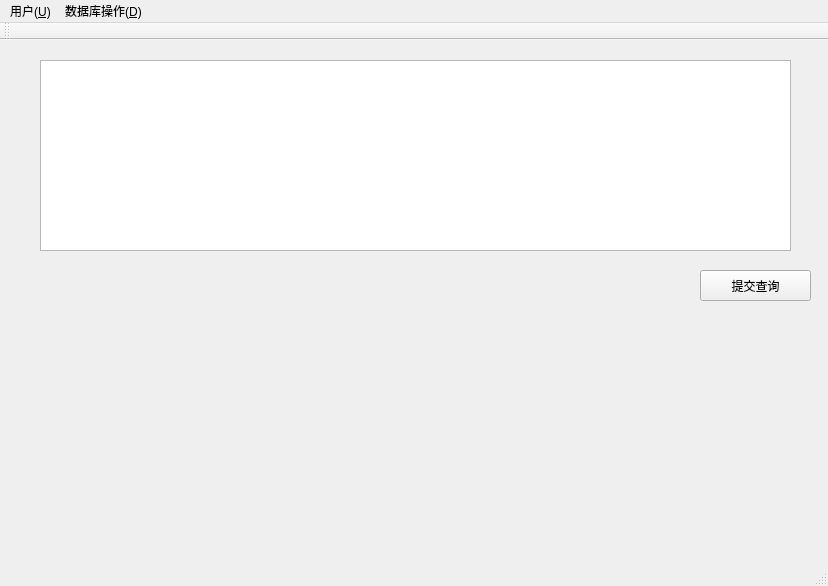
This is DBMS/mainwindow.ui in Rainysponge/DBMS as Qt 5 draws it before an edit. The edited form follows.
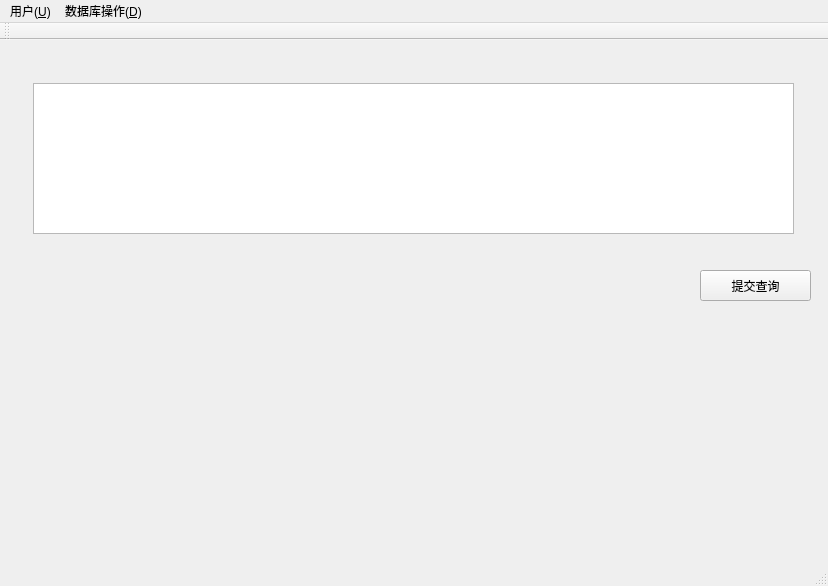
This is the edited form.

```diff
--- a/DBMS/mainwindow.ui
+++ b/DBMS/mainwindow.ui
@@ -14,16 +14,6 @@
    <string>MainWindow</string>
   </property>
   <widget class="QWidget" name="centralWidget">
-   <widget class="QTextBrowser" name="textBrowser">
-    <property name="geometry">
-     <rect>
-      <x>40</x>
-      <y>20</y>
-      <width>751</width>
-      <height>191</height>
-     </rect>
-    </property>
-   </widget>
    <widget class="QPushButton" name="pushButtonCommitQ">
     <property name="geometry">
      <rect>
@@ -37,6 +27,16 @@
      <string>提交查询</string>
     </property>
    </widget>
+   <widget class="QTextEdit" name="textEditSQL">
+    <property name="geometry">
+     <rect>
+      <x>33</x>
+      <y>43</y>
+      <width>761</width>
+      <height>151</height>
+     </rect>
+    </property>
+   </widget>
   </widget>
   <widget class="QMenuBar" name="menuBar">
    <property name="geometry">
```
